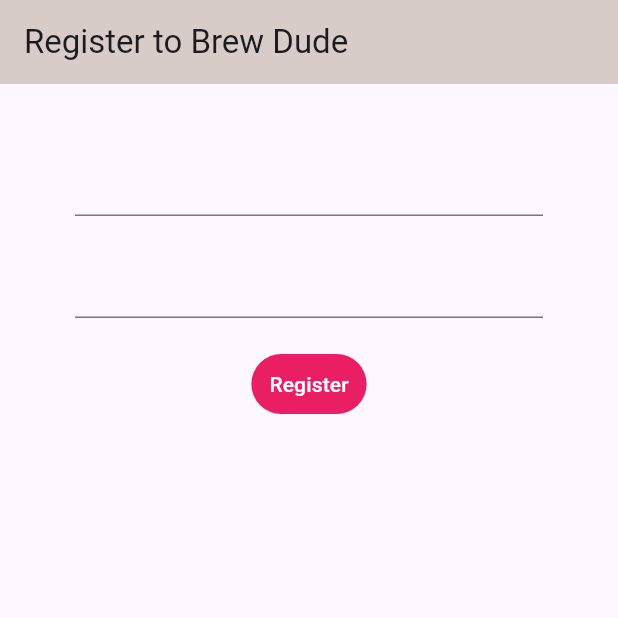
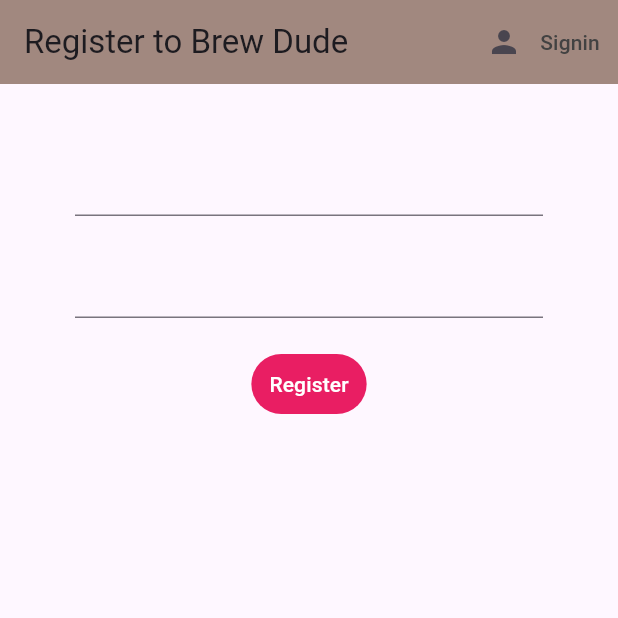
Before and after one commit to mkmeden/brew-dude, a Flutter app: the screen it shows after launch, after a tap on "Register", on a phone screen of 412 x 824 dp, the top half of it. Run offline on Flutter 3.47's test engine with Material 3 defaults, Android fonts, the phone set to English and light mode, and no system bars; our stand-ins replace firebase_auth, firebase_core; accounts and stored records are empty.

Commit message:
added toggle feature beteen signin and register

```diff
--- a/lib/main.dart
+++ b/lib/main.dart
@@ -30,6 +30,7 @@ class MyApp extends StatelessWidget {
       value: AuthService().user,
       initialData: null,
       child: MaterialApp(
+        debugShowCheckedModeBanner: false,
         title: 'Flutter Demo',
         home: Wrapper(),
       ),
--- a/lib/screens/authenticate/authenticate.dart
+++ b/lib/screens/authenticate/authenticate.dart
@@ -10,10 +10,27 @@ class Authenticate extends StatefulWidget {
 }
 
 class _AuthenticateState extends State<Authenticate> {
+
+  bool isSignin = true;
+
+  void toggleView(){
+    setState(() {
+      isSignin = !isSignin;
+
+    });
+  }
+
   @override
   Widget build(BuildContext context) {
+
+    if(isSignin == false)
     return Container(
-      child: Register(),
+      child: Register(toggleView : toggleView),
     );
+
+    else
+      return Container(
+        child: SignIn(toggleView : toggleView),
+      );
   }
 }
--- a/lib/screens/authenticate/register.dart
+++ b/lib/screens/authenticate/register.dart
@@ -4,7 +4,8 @@ import 'package:brew_dude/screens/services/auth.dart';
 import '../../models/Cuser.dart';
 
 class Register extends StatefulWidget {
-  const Register({super.key});
+  final Function toggleView;
+  Register({required this.toggleView});
 
   @override
   State<Register> createState() => _RegisterState();
@@ -20,8 +21,22 @@ class _RegisterState extends State<Register> {
     return Scaffold(
       appBar: AppBar(
         title: Text('Register to Brew Dude'),
-        backgroundColor: Colors.brown[100],
+        backgroundColor: Colors.brown[300],
         elevation: 0.0,
+        actions: <Widget>[
+          Icon(Icons.person),
+          TextButton(onPressed: (){
+              widget.toggleView();
+          } ,
+            child: Text('Signin',
+              style: TextStyle(
+                color: Colors.grey[800]
+              ),
+
+            ),
+
+          )
+        ],
       ),
 
       body: Padding(
--- a/lib/screens/authenticate/signin.dart
+++ b/lib/screens/authenticate/signin.dart
@@ -4,7 +4,10 @@ import 'package:brew_dude/screens/services/auth.dart';
 import '../../models/Cuser.dart';
 
 class SignIn extends StatefulWidget {
-  const SignIn({super.key});
+
+
+   final Function toggleView;
+  SignIn({required this.toggleView});
 
   @override
   State<SignIn> createState() => _SignInState();
@@ -20,8 +23,24 @@ class _SignInState extends State<SignIn> {
     return Scaffold(
       appBar: AppBar(
         title: Text('Sign in to Brew Dude'),
-        backgroundColor: Colors.brown[100],
+        backgroundColor: Colors.brown[300],
         elevation: 0.0,
+        actions: <Widget>[
+          Icon(Icons.person),
+          TextButton(onPressed: (){
+            widget.toggleView();
+
+
+          } ,
+            child: Text('Register',
+              style: TextStyle(
+                  color: Colors.grey[800]
+              ),
+
+            ),
+
+          )
+        ],
       ),
 
       body: Padding(
```
